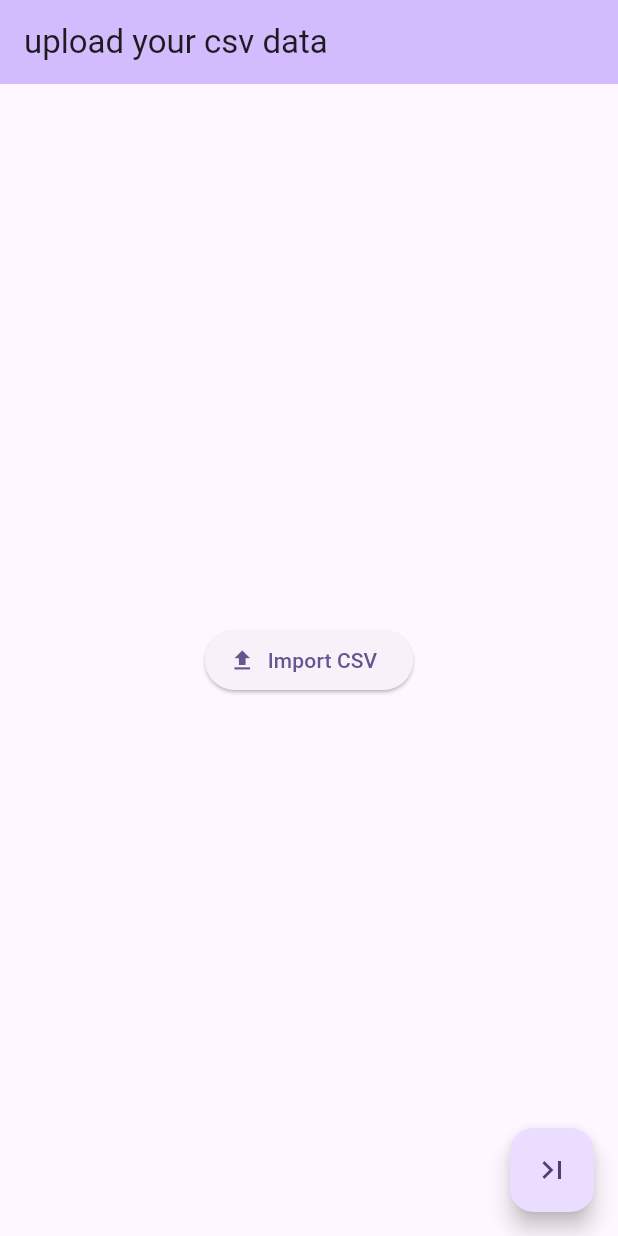
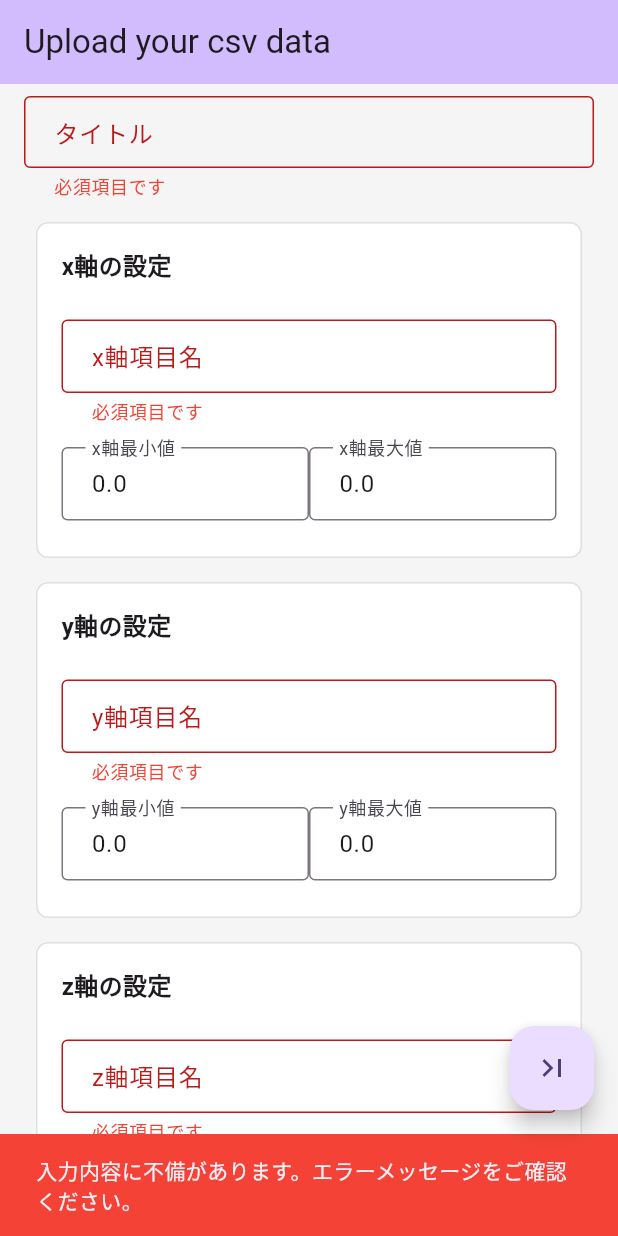
Before and after one commit to dongri727/scatter3d-maker, a Flutter app: the screen it shows after launch, after a tap on "Import CSV", on a phone screen of 412 x 824 dp. Run offline on Flutter 3.47's test engine with Material 3 defaults, Android fonts, the phone set to English and light mode, and no system bars.

Commit message:
feat #2 グラフのタイトル等を入力する グラフのタイトル、各軸の名称、最小値最大値の入力欄を追加

```diff
--- /dev/null
+++ b/lib/constants/app_colors.dart
@@ -0,0 +1,7 @@
+import 'package:flutter/material.dart';
+
+class AppColors {
+  static const Color backgroundColor = Color(0xFFF5F5F5); // 薄いグレー
+  static const Color containerColor = Colors.white;
+  static const Color containerBorderColor = Color(0xFFE0E0E0); // グレー
+}
--- a/lib/home_page.dart
+++ /dev/null
@@ -1,47 +0,0 @@
-import 'package:flutter/material.dart';
-import 'second_page.dart';
-
-class MyHomePage extends StatefulWidget {
-  const MyHomePage({super.key});
-
-  @override
-  State<MyHomePage> createState() => _MyHomePageState();
-}
-
-class _MyHomePageState extends State<MyHomePage> {
-
-  @override
-  Widget build(BuildContext context) {
-    void importCSV() => (
-
-    );
-
-    return Scaffold(
-      appBar: AppBar(
-        backgroundColor: Theme.of(context).colorScheme.inversePrimary,
-        title: const Text("upload your csv data"),
-      ),
-      body: Center(
-        child: Column(
-          mainAxisAlignment: MainAxisAlignment.center,
-          children: <Widget>[
-            ElevatedButton.icon(
-              onPressed: importCSV,
-              icon: const Icon(Icons.file_upload),
-              label: const Text('Import CSV'),
-        )
-        ],
-        ),
-      ),
-      floatingActionButton: FloatingActionButton(
-        onPressed: (){
-          Navigator.push(
-            context,
-            MaterialPageRoute(builder: (context) => SecondPage())
-            );
-        },
-        child: const Icon(Icons.last_page),
-        ),
-    );
-  }
-}
--- a/lib/main.dart
+++ b/lib/main.dart
@@ -1,5 +1,6 @@
 import 'package:flutter/material.dart';
-import 'home_page.dart';
+import 'page/home_page.dart';
+import 'widget/snackbar.dart';
 
 void main() {
   runApp(const MyApp());
@@ -18,6 +19,7 @@ class MyApp extends StatelessWidget {
         useMaterial3: true,
       ),
       home: const MyHomePage(),
+      scaffoldMessengerKey: SuccessSnackBar.messengerKey,
     );
   }
 }
--- /dev/null
+++ b/lib/page/home_page.dart
@@ -0,0 +1,130 @@
+import 'package:flutter/material.dart';
+import 'package:scatter3d_maker/widget/snackbar.dart';
+import 'second_page.dart';
+import '../widget/axis_config_widget.dart';
+import '../widget/text_field.dart';
+import '../constants/app_colors.dart';
+
+class MyHomePage extends StatefulWidget {
+  const MyHomePage({super.key});
+
+  @override
+  State<MyHomePage> createState() => _MyHomePageState();
+}
+
+class _MyHomePageState extends State<MyHomePage> {
+  final _formKey = GlobalKey<FormState>();
+  bool _showValidation = false;
+  String scatterTitle = '';
+  String xLegend = '';
+  double xMin = 0.0;
+  double xMax = 0.0;
+  String yLegend = '';
+  double yMin = 0.0;
+  double yMax = 0.0;
+  String zLegend = '';
+  double zMin = 0.0;
+  double zMax = 0.0;
+
+  @override
+  Widget build(BuildContext context) {
+    void importCSV() => (
+      SuccessSnackBar.show('CSVインポートを開始します。')
+
+    );
+
+    return Scaffold(
+      backgroundColor: AppColors.backgroundColor,
+      appBar: AppBar(
+        backgroundColor: Theme.of(context).colorScheme.inversePrimary,
+        title: const Text("Upload your csv data"),
+      ),
+      body: Center(
+        child: Form(
+          key: _formKey,
+          autovalidateMode: _showValidation
+            ? AutovalidateMode.onUserInteraction
+            : AutovalidateMode.disabled,
+          child: SingleChildScrollView(
+            padding: const EdgeInsets.symmetric(horizontal: 16),
+            child: Column(
+              mainAxisAlignment: MainAxisAlignment.center,
+              children: <Widget>[
+                MyTextField(
+                  label: 'タイトル',
+                  hintText: '散布図のタイトル名を入力してください',
+                  onChanged: (value) {
+                    setState(() {
+                      scatterTitle = value;
+                    });
+                  },
+                  validator: (value) {
+                    if (value == null || value.isEmpty) {
+                      return '必須項目です';
+                    }
+                    return null;
+                  },
+                ),
+                AxisConfigWidget(
+                  axisLabel: 'x',
+                  legend: xLegend,
+                  minVal: xMin,
+                  maxVal: xMax,
+                  onLegendChanged: (value) => setState(() => xLegend = value),
+                  onMinValChanged: (value) => setState(() => xMin = value),
+                  onMaxValChanged: (value) => setState(() => xMax = value),
+                ),
+                AxisConfigWidget(
+                  axisLabel: 'y',
+                  legend: yLegend,
+                  minVal: yMin,
+                  maxVal: yMax,
+                  onLegendChanged: (value) => setState(() => yLegend = value),
+                  onMinValChanged: (value) => setState(() => yMin = value),
+                  onMaxValChanged: (value) => setState(() => yMax = value),
+                ),
+                AxisConfigWidget(
+                  axisLabel: 'z',
+                  legend: zLegend,
+                  minVal: zMin,
+                  maxVal: zMax,
+                  onLegendChanged: (value) => setState(() => zLegend = value),
+                  onMinValChanged: (value) => setState(() => zMin = value),
+                  onMaxValChanged: (value) => setState(() => zMax = value),
+                ),
+                ElevatedButton.icon(
+                  onPressed: () {
+                    setState(() {
+                      _showValidation = true;
+                    });
+                    if (_formKey.currentState!.validate()) {
+                      if(xMax > xMin && yMax > yMin && zMax > zMin){
+                        importCSV();
+                      } else {
+                        FailureSnackBar.show('最大値最小値の設定に不備があります。設定内容をご確認ください。');
+                      }
+                    } else {
+                      FailureSnackBar.show('入力内容に不備があります。エラーメッセージをご確認ください。');
+                    }
+                  },
+                  icon: const Icon(Icons.file_upload),
+                  label: const Text('Import CSV'),
+                ),
+                const SizedBox(height: 16),
+              ],
+            ),
+          ),
+        ),
+      ),
+      floatingActionButton: FloatingActionButton(
+        onPressed: (){
+          Navigator.push(
+            context,
+            MaterialPageRoute(builder: (context) => SecondPage())
+          );
+        },
+        child: const Icon(Icons.last_page),
+      ),
+    );
+  }
+}
--- /dev/null
+++ b/lib/widget/axis_config_widget.dart
@@ -0,0 +1,111 @@
+import 'package:flutter/material.dart';
+import 'text_field.dart';
+import '../constants/app_colors.dart';
+
+class AxisConfigWidget extends StatefulWidget{
+  const AxisConfigWidget({
+    super.key,
+    required this.axisLabel, // x, y, zのいずれかが入力される
+    required this.legend, // 各軸の項目名
+    required this.minVal, // 各軸の最小値
+    required this.maxVal, // 各軸の最大値
+    required this.onLegendChanged,
+    required this.onMinValChanged,
+    required this.onMaxValChanged,
+  });
+
+  final String axisLabel;
+  final String legend;
+  final double minVal;
+  final double maxVal;
+  final Function(String) onLegendChanged;
+  final Function(double) onMinValChanged;
+  final Function(double) onMaxValChanged;
+
+  static bool validateFormKey(GlobalKey<FormState> formKey) {
+    return formKey.currentState?.validate() ?? false;
+  }
+
+  @override
+  State<AxisConfigWidget> createState() => _AxisCongigState();
+}
+
+class _AxisCongigState extends State<AxisConfigWidget>{
+  @override
+  Widget build(BuildContext content){
+    return Container(
+      margin: const EdgeInsets.all(8),
+      padding: const EdgeInsets.all(16),
+      decoration: BoxDecoration(
+        color: AppColors.containerColor,
+        border: Border.all(color: AppColors.containerBorderColor),
+        borderRadius: BorderRadius.circular(8),
+      ),
+      child: Column(
+        crossAxisAlignment: CrossAxisAlignment.start,
+        children: [
+          Text(
+            '${widget.axisLabel}軸の設定',
+            style: const TextStyle(
+              fontSize: 16,
+              fontWeight: FontWeight.bold,
+            ),
+          ),
+          const SizedBox(height: 16),
+          MyTextField(
+            label: '${widget.axisLabel}軸項目名',
+            hintText: '${widget.axisLabel}軸の項目名を入力してください',
+            initialValue: widget.legend,
+            onChanged: widget.onLegendChanged,
+            validator: (value) {
+              if (value == null || value.isEmpty) {
+                return '必須項目です';
+              }
+              return null;
+            },
+          ),
+          Row(
+            children: [
+              Flexible(
+                child: MyTextField(
+                  label: '${widget.axisLabel}軸最小値',
+                  hintText: '${widget.axisLabel}軸の最小値を数値で入力してください',
+                  initialValue: widget.minVal.toString(),
+                  onChanged: (value) => widget.onMinValChanged(double.tryParse(value) ?? 0.0),
+                  keyboardType: TextInputType.number,
+                  validator: (value) {
+                    if (value == null || value.isEmpty) {
+                      return '必須項目です';
+                    }
+                    if (double.tryParse(value) == null) {
+                      return '数値を入力してください';
+                    }
+                    return null;
+                  },
+                ),
+              ),
+              Flexible(
+                child: MyTextField(
+                  label: '${widget.axisLabel}軸最大値',
+                  hintText: '${widget.axisLabel}軸の最大値を数値で入力してください',
+                  initialValue: widget.maxVal.toString(),
+                  onChanged: (value) => widget.onMaxValChanged(double.tryParse(value) ?? 0.0),
+                  keyboardType: TextInputType.number,
+                  validator: (value) {
+                    if (value == null || value.isEmpty) {
+                      return '必須項目です';
+                    }
+                    if (double.tryParse(value) == null) {
+                      return '数値を入力してください';
+                    }
+                    return null;
+                  },
+                ),
+              ),
+            ],
+          ),
+        ],
+      ),
+    );
+  }
+}
--- /dev/null
+++ b/lib/widget/snackbar.dart
@@ -0,0 +1,36 @@
+import 'package:flutter/material.dart';
+
+// 共通のメッセンジャーキー
+final GlobalKey<ScaffoldMessengerState> _messengerKey = GlobalKey<ScaffoldMessengerState>();
+
+class SuccessSnackBar extends SnackBar {
+  static GlobalKey<ScaffoldMessengerState> get messengerKey => _messengerKey;
+
+  SuccessSnackBar({super.key, required String message}) : super(
+    content: Text(message),
+    backgroundColor: Colors.green,
+    duration: const Duration(seconds: 3),
+  );
+
+  static void show(String message) {
+    _messengerKey.currentState?.showSnackBar(
+      SuccessSnackBar(message: message),
+    );
+  }
+}
+
+class FailureSnackBar extends SnackBar {
+  static GlobalKey<ScaffoldMessengerState> get messengerKey => _messengerKey;
+
+  FailureSnackBar({super.key, required String message}) : super(
+    content: Text(message),
+    backgroundColor: Colors.red,
+    duration: const Duration(seconds: 3),
+  );
+
+  static void show(String message) {
+    _messengerKey.currentState?.showSnackBar(
+      FailureSnackBar(message: message),
+    );
+  }
+}
--- /dev/null
+++ b/lib/widget/text_field.dart
@@ -0,0 +1,69 @@
+import 'package:flutter/material.dart';
+
+class MyTextField extends StatefulWidget {
+  const MyTextField({
+    super.key,
+    required this.label,
+    required this.onChanged,
+    this.initialValue = '',
+    this.hintText,
+    this.keyboardType = TextInputType.text,
+    this.obscureText = false,
+    this.maxLines = 1,
+    this.validator,
+  });
+
+  final String label;
+  final String? hintText;
+  final String initialValue;
+  final TextInputType keyboardType;
+  final bool obscureText;
+  final int maxLines;
+  final Function(String) onChanged;
+  final String? Function(String?)? validator;
+
+  @override
+  State<MyTextField> createState() => _MyTextFieldState();
+}
+
+class _MyTextFieldState extends State<MyTextField> {
+  late TextEditingController _controller;
+
+  @override
+  void initState() {
+    super.initState();
+    _controller = TextEditingController(text: widget.initialValue);
+  }
+
+  @override
+  void dispose() {
+    _controller.dispose();
+    super.dispose();
+  }
+
+  @override
+  Widget build(BuildContext context) {
+    return Padding(
+      padding: const EdgeInsets.symmetric(vertical: 8.0),
+      child: TextFormField(
+        controller: _controller,
+        decoration: InputDecoration(
+          labelText: widget.label,
+          hintText: widget.hintText,
+          border: const OutlineInputBorder(),
+          contentPadding: const EdgeInsets.symmetric(horizontal: 16, vertical: 12),
+          errorStyle: const TextStyle(
+            color: Colors.red,
+            fontSize: 12,
+          ),
+        ),
+        keyboardType: widget.keyboardType,
+        obscureText: widget.obscureText,
+        maxLines: widget.maxLines,
+        onChanged: widget.onChanged,
+        validator: widget.validator,
+        autovalidateMode: AutovalidateMode.onUserInteraction,
+      ),
+    );
+  }
+}
```
Also changed, not shown: lib/page/second_page.dart (renamed from lib/second_page.dart).
